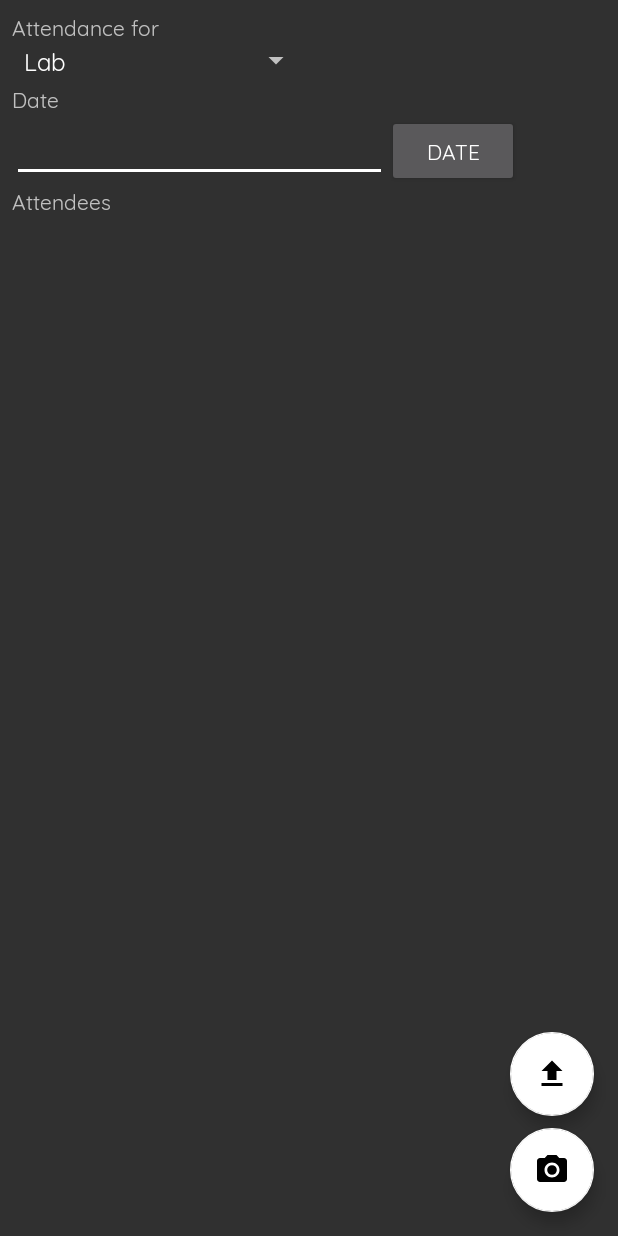
After one commit to harshitm98/RoboVITics, an Android app: the TakeAttendanceActivity screen opened directly, with no data from a screen before it, on a phone screen of 412 x 824 dp. The commit adds this screen. Run offline under Robolectric (Android 15) with nearby library versions, the phone set to English and light mode, and no system bars; our stand-ins replace Firebase (no records; nobody signed in at launch, a user with empty details on screens opened directly); 2 statements that could not run were skipped.

Commit message:
Takes Attendance successfully

```diff
--- a/app/build.gradle
+++ b/app/build.gradle
@@ -38,6 +38,7 @@ dependencies {
     compile 'com.google.firebase:firebase-core:10.0.1'
     testCompile 'junit:junit:4.12'
     compile 'com.google.zxing:core:3.2.1'
+    compile 'com.journeyapps:zxing-android-embedded:3.4.0'
 }
 
 
--- a/app/src/main/AndroidManifest.xml
+++ b/app/src/main/AndroidManifest.xml
@@ -65,7 +65,8 @@
                 android:name="android.support.PARENT_ACTIVITY"
                 android:value="com.example.android.robovitics.MainActivity" />
         </activity>
-        <activity android:name=".ClubProject.ProposedProjectDetailsActivity"></activity>
+        <activity android:name=".ClubProject.ProposedProjectDetailsActivity" />
+        <activity android:name=".Attendance.TakeAttendanceActivity"></activity>
     </application>
 
 </manifest>
--- /dev/null
+++ b/app/src/main/java/com/example/android/robovitics/Attendance/TakeAttendanceActivity.java
@@ -0,0 +1,300 @@
+package com.example.android.robovitics.Attendance;
+
+import android.app.AlertDialog;
+import android.app.DatePickerDialog;
+import android.app.TimePickerDialog;
+import android.content.DialogInterface;
+import android.content.Intent;
+import android.support.design.widget.FloatingActionButton;
+import android.support.design.widget.Snackbar;
+import android.support.v7.app.AppCompatActivity;
+import android.os.Bundle;
+import android.util.Log;
+import android.view.View;
+import android.widget.AdapterView;
+import android.widget.ArrayAdapter;
+import android.widget.Button;
+import android.widget.DatePicker;
+import android.widget.EditText;
+import android.widget.LinearLayout;
+import android.widget.Spinner;
+import android.widget.TextView;
+import android.widget.TimePicker;
+import android.widget.Toast;
+
+import com.example.android.robovitics.R;
+import com.google.firebase.database.ChildEventListener;
+import com.google.firebase.database.DataSnapshot;
+import com.google.firebase.database.DatabaseError;
+import com.google.firebase.database.DatabaseReference;
+import com.google.firebase.database.FirebaseDatabase;
+import com.google.zxing.integration.android.IntentIntegrator;
+import com.google.zxing.integration.android.IntentResult;
+
+import org.json.JSONException;
+import org.json.JSONObject;
+
+import java.util.ArrayList;
+import java.util.Calendar;
+import java.util.Collection;
+import java.util.Collections;
+import java.util.List;
+
+public class TakeAttendanceActivity extends AppCompatActivity implements AdapterView.OnItemSelectedListener{
+
+    private static final String TAG = "TakeAttendanceActivity";
+
+    private Spinner spinner;
+    private LinearLayout linearLayout;
+
+    Button btnDatePicker, btnTimePicker;
+    EditText txtDate, txtTime;
+    private FloatingActionButton floatingActionButton;
+    private int mYear, mMonth, mDay, mHour, mMinute;
+    private TextView attendees;
+
+    private IntentIntegrator qrScan;
+
+    private List<String> arrayList, member;
+    private String type;
+
+
+    @Override
+    protected void onCreate(Bundle savedInstanceState) {
+        super.onCreate(savedInstanceState);
+        setContentView(R.layout.activity_take_attendance);
+        settingupmember();
+        spinnerSetup();
+        timeSetup();
+        scanSetup();
+        uploadSetup();
+    }
+
+    private void spinnerSetup(){
+        spinner = findViewById(R.id.spinner);
+        ArrayAdapter<CharSequence> adapter = ArrayAdapter.createFromResource(this,R.array.attendance_option,
+                android.R.layout.simple_spinner_item);
+        adapter.setDropDownViewResource(android.R.layout.simple_spinner_dropdown_item);
+        spinner.setAdapter(adapter);
+        spinner.setOnItemSelectedListener(this);
+        spinner.setSelection(0);
+        linearLayout = findViewById(R.id.meeting_linear_layout);
+
+    }
+
+    @Override
+    public void onItemSelected(AdapterView<?> adapterView, View view, int i, long l) {
+        if(i == 0){
+            linearLayout.setVisibility(View.GONE);
+            type = "Lab";
+        }
+        else{
+            linearLayout.setVisibility(View.VISIBLE);
+            type = "Meeting";
+        }
+    }
+
+    @Override
+    public void onNothingSelected(AdapterView<?> adapterView) {
+
+    }
+    private void timeSetup(){
+        btnDatePicker = findViewById(R.id.date_button);
+        btnTimePicker = findViewById(R.id.time_button);
+        txtDate = findViewById(R.id.linear_layout_date);
+        txtTime = findViewById(R.id.linear_layout_time);
+        btnDatePicker.setOnClickListener(new View.OnClickListener() {
+            @Override
+            public void onClick(View view) {
+                // Get Current Date
+                final Calendar c = Calendar.getInstance();
+                mYear = c.get(Calendar.YEAR);
+                mMonth = c.get(Calendar.MONTH);
+                mDay = c.get(Calendar.DAY_OF_MONTH);
+
+
+                DatePickerDialog datePickerDialog = new DatePickerDialog(TakeAttendanceActivity.this, new DatePickerDialog.OnDateSetListener() {
+                    @Override
+                    public void onDateSet(DatePicker datePicker, int year, int monthOfYear, int dayOfMonth) {
+                        txtDate.setText(dayOfMonth + "-" + (monthOfYear + 1) + "-" + year);
+                    }
+                }, mYear, mMonth, mDay);
+                datePickerDialog.show();
+            }
+        });
+        btnTimePicker.setOnClickListener(new View.OnClickListener() {
+            @Override
+            public void onClick(View view) {
+                final Calendar c = Calendar.getInstance();
+                mHour = c.get(Calendar.HOUR_OF_DAY);
+                mMinute = c.get(Calendar.MINUTE);
+
+                // Launch Time Picker Dialog
+                TimePickerDialog timePickerDialog = new TimePickerDialog(TakeAttendanceActivity.this,
+                        new TimePickerDialog.OnTimeSetListener() {
+
+                            @Override
+                            public void onTimeSet(TimePicker view, int hourOfDay,
+                                                  int minute) {
+
+                                txtTime.setText(hourOfDay + ":" + minute);
+                            }
+                        }, mHour, mMinute, false);
+                timePickerDialog.show();
+            }
+        });
+    }
+
+    private void scanSetup(){
+        floatingActionButton = findViewById(R.id.scan_fab);
+        attendees = findViewById(R.id.attendance_attendees);
+        arrayList = new ArrayList<>();
+        qrScan = new IntentIntegrator(TakeAttendanceActivity.this);
+        floatingActionButton.setOnClickListener(new View.OnClickListener() {
+            @Override
+            public void onClick(View view) {
+                qrScan.initiateScan();
+            }
+        });
+    }
+
+    @Override
+    public void onBackPressed() {
+        AlertDialog.Builder alert = new AlertDialog.Builder(TakeAttendanceActivity.this);
+        alert.setTitle("Unsaved changes");
+        alert.setMessage("There may be unsaved changes");
+
+        alert.setPositiveButton("Exit", new DialogInterface.OnClickListener() {
+            @Override
+            public void onClick(DialogInterface dialogInterface, int i) {
+                TakeAttendanceActivity.super.onBackPressed();
+            }
+        });
+        alert.setNegativeButton("Cancel", null);
+        alert.show();
+
+    }
+
+    @Override
+    protected void onActivityResult(int requestCode, int resultCode, Intent data) {
+        super.onActivityResult(requestCode, resultCode, data);
+        final IntentResult result = IntentIntegrator.parseActivityResult(requestCode, resultCode, data);
+        if (result != null) {
+            //if qrcode has nothing in it
+            if (result.getContents() == null) {
+                Toast.makeText(this, "Result Not Found", Toast.LENGTH_LONG).show();
+            } else {
+                //if qr contains data
+                AlertDialog.Builder alertDialog = new AlertDialog.Builder(TakeAttendanceActivity.this);
+                alertDialog.setTitle("You just scanned");
+                alertDialog.setMessage(result.getContents());
+                alertDialog.setPositiveButton("Confirm", new DialogInterface.OnClickListener() {
+                    @Override
+                    public void onClick(DialogInterface dialogInterface, int i) {
+                        arrayList.add(result.getContents());
+                        attendees.append("\n" + result.getContents());
+                    }
+                });
+                alertDialog.setNegativeButton("Scan again", new DialogInterface.OnClickListener() {
+                    @Override
+                    public void onClick(DialogInterface dialogInterface, int i) {
+                        qrScan.initiateScan();
+                    }
+                });
+                alertDialog.show();
+            }
+        } else {
+            super.onActivityResult(requestCode, resultCode, data);
+        }
+    }
+    private void uploadSetup(){
+        FloatingActionButton uploadAction = findViewById(R.id.upload_fab);
+        uploadAction.setOnClickListener(new View.OnClickListener() {
+            @Override
+            public void onClick(final View view) {
+                AlertDialog.Builder alertDialog = new AlertDialog.Builder(TakeAttendanceActivity.this);
+                alertDialog.setTitle("Are you sure?");
+                alertDialog.setMessage("Are you sure you want to upload the attendance");
+                alertDialog.setPositiveButton("Yes", new DialogInterface.OnClickListener() {
+                    @Override
+                    public void onClick(DialogInterface dialogInterface, int i) {
+                        uploadTheAttendance();
+                    }
+                });
+                alertDialog.setNegativeButton("No", null);
+                alertDialog.show();
+            }
+        });
+    }
+    private void uploadTheAttendance(){
+        FirebaseDatabase firebaseDatabase = FirebaseDatabase.getInstance();
+        DatabaseReference databaseReference = firebaseDatabase.getReference();
+
+        List<String> notAttended = new ArrayList<>();
+        for(int i=0; i<member.size(); i++){
+            int flag = 0;
+            for(int j=0; j<arrayList.size(); j++){
+                if(member.get(i).equals(arrayList.get(j))){
+                    flag = 1;
+                    break;
+                }
+            }
+            if(flag == 0){
+                notAttended.add(member.get(i));
+            }
+        }
+        databaseReference.child("meeting").child(txtDate.getText().toString() + "_" + type).child("date").setValue(txtDate.getText().toString());
+        databaseReference.child("meeting").child(txtDate.getText().toString() + "_" + type).child("type").setValue(type);
+        if(type.equals("Meeting")){
+            databaseReference.child("meeting").child(txtDate.getText().toString() + "_" + type).child("time").setValue(txtTime.getText().toString());
+        }
+        String attended = "";
+        for(int i=0; i<arrayList.size(); i++){
+            attended = attended.concat(arrayList.get(i) + ",");
+        }
+        String notAttend = "";
+        for(int i=0; i<notAttended.size(); i++){
+            notAttend = notAttend.concat(notAttended.get(i) + ",");
+        }
+        EditText reason = findViewById(R.id.attendance_reason);
+        databaseReference.child("meeting").child(txtDate.getText().toString() + "_" + type).child("attended").setValue(attended);
+        databaseReference.child("meeting").child(txtDate.getText().toString() + "_" + type).child("not_attended").setValue(notAttend);
+        databaseReference.child("meeting").child(txtDate.getText().toString() + "_" + type).child("reason").setValue(reason.getText().toString());
+        Toast.makeText(this, "Attendance uploaded!", Toast.LENGTH_SHORT).show();
+        finish();
+    }
+
+    private void settingupmember(){
+        FirebaseDatabase firebaseDatabase = FirebaseDatabase.getInstance();
+        member = new ArrayList<>();
+        DatabaseReference profileReference = firebaseDatabase.getReference().child("pending_member");
+        profileReference.addChildEventListener(new ChildEventListener() {
+            @Override
+            public void onChildAdded(DataSnapshot dataSnapshot, String s) {
+                if(dataSnapshot.child("reg").getValue().toString().startsWith("17")){
+                    member.add(dataSnapshot.child("name").getValue().toString());
+                }
+            }
+
+            @Override
+            public void onChildChanged(DataSnapshot dataSnapshot, String s) {
+
+            }
+
+            @Override
+            public void onChildRemoved(DataSnapshot dataSnapshot) {
+
+            }
+
+            @Override
+            public void onChildMoved(DataSnapshot dataSnapshot, String s) {
+
+            }
+
+            @Override
+            public void onCancelled(DatabaseError databaseError) {
+
+            }
+        });
+    }
+}
--- /dev/null
+++ b/app/src/main/res/drawable/ic_camera_black_24dp.xml
@@ -0,0 +1,12 @@
+<vector xmlns:android="http://schemas.android.com/apk/res/android"
+        android:width="24dp"
+        android:height="24dp"
+        android:viewportWidth="24.0"
+        android:viewportHeight="24.0">
+    <path
+        android:fillColor="#FF000000"
+        android:pathData="M12,12m-3.2,0a3.2,3.2 0,1 1,6.4 0a3.2,3.2 0,1 1,-6.4 0"/>
+    <path
+        android:fillColor="#FF000000"
+        android:pathData="M9,2L7.17,4L4,4c-1.1,0 -2,0.9 -2,2v12c0,1.1 0.9,2 2,2h16c1.1,0 2,-0.9 2,-2L22,6c0,-1.1 -0.9,-2 -2,-2h-3.17L15,2L9,2zM12,17c-2.76,0 -5,-2.24 -5,-5s2.24,-5 5,-5 5,2.24 5,5 -2.24,5 -5,5z"/>
+</vector>
--- /dev/null
+++ b/app/src/main/res/drawable/ic_file_upload_black_24dp.xml
@@ -0,0 +1,9 @@
+<vector xmlns:android="http://schemas.android.com/apk/res/android"
+        android:width="24dp"
+        android:height="24dp"
+        android:viewportWidth="24.0"
+        android:viewportHeight="24.0">
+    <path
+        android:fillColor="#FF000000"
+        android:pathData="M9,16h6v-6h4l-7,-7 -7,7h4zM5,18h14v2L5,20z"/>
+</vector>
--- /dev/null
+++ b/app/src/main/res/layout/activity_take_attendance.xml
@@ -0,0 +1,120 @@
+<?xml version="1.0" encoding="utf-8"?>
+<RelativeLayout xmlns:android="http://schemas.android.com/apk/res/android"
+    xmlns:app="http://schemas.android.com/apk/res-auto"
+    xmlns:tools="http://schemas.android.com/tools"
+    android:layout_width="match_parent"
+    android:layout_height="match_parent"
+    android:orientation="vertical"
+    tools:context=".Attendance.TakeAttendanceActivity">
+
+    <LinearLayout
+        android:layout_width="match_parent"
+        android:layout_height="match_parent"
+        android:orientation="vertical"
+        android:layout_margin="8dp">
+        <TextView
+            android:layout_width="wrap_content"
+            android:layout_height="wrap_content"
+            android:text="Attendance for"/>
+
+        <Spinner
+            android:id="@+id/spinner"
+            android:layout_width="200dp"
+            android:layout_height="wrap_content"
+            android:layout_marginBottom="4dp">
+        </Spinner>
+
+        <TextView
+            android:layout_width="wrap_content"
+            android:layout_height="wrap_content"
+            android:text="Date"/>
+        <LinearLayout
+            android:layout_width="match_parent"
+            android:layout_height="wrap_content"
+            android:orientation="horizontal">
+            <EditText
+                android:id="@+id/linear_layout_date"
+                android:layout_width="250dp"
+                android:layout_height="wrap_content" />
+            <Button
+                android:id="@+id/date_button"
+                android:layout_width="wrap_content"
+                android:layout_height="wrap_content"
+                android:text="Date"/>
+        </LinearLayout>
+
+        <LinearLayout
+            android:id="@+id/meeting_linear_layout"
+            android:layout_width="match_parent"
+            android:layout_height="wrap_content"
+            android:orientation="vertical">
+            <TextView
+                android:layout_width="wrap_content"
+                android:layout_height="wrap_content"
+                android:text="Time"/>
+            <LinearLayout
+                android:layout_width="match_parent"
+                android:layout_height="wrap_content"
+                android:orientation="horizontal">
+                <EditText
+                    android:id="@+id/linear_layout_time"
+                    android:layout_width="250dp"
+                    android:layout_height="wrap_content" />
+                <Button
+                    android:id="@+id/time_button"
+                    android:layout_width="wrap_content"
+                    android:layout_height="wrap_content"
+                    android:text="Time"/>
+            </LinearLayout>
+            <TextView
+                android:layout_width="wrap_content"
+                android:layout_height="wrap_content"
+                android:text="Reason"/>
+                <EditText
+                    android:id="@+id/attendance_reason"
+                    android:layout_width="match_parent"
+                    android:layout_height="wrap_content"
+                    android:inputType="text" />
+        </LinearLayout>
+        <TextView
+            android:layout_width="wrap_content"
+            android:layout_height="wrap_content"
+            android:text="Attendees"/>
+        <ScrollView
+            android:layout_width="wrap_content"
+            android:layout_height="wrap_content">
+            <TextView
+                android:layout_width="wrap_content"
+                android:layout_height="wrap_content"
+                android:id="@+id/attendance_attendees"
+                android:textSize="16sp"
+                android:textColor="@android:color/white"
+                tools:text="Harshit Maheshwari\nKartikay Jakhmola"/>
+        </ScrollView>
+
+    </LinearLayout>
+
+    <android.support.design.widget.FloatingActionButton
+        android:id="@+id/upload_fab"
+        android:layout_width="56dp"
+        android:layout_height="56dp"
+        android:layout_gravity="bottom|right"
+        android:layout_marginBottom="80dp"
+        android:layout_marginRight="16dp"
+        android:layout_alignParentBottom="true"
+        android:layout_alignParentRight="true"
+        android:src="@drawable/ic_file_upload_black_24dp"/>
+
+
+    <android.support.design.widget.FloatingActionButton
+        android:id="@+id/scan_fab"
+        android:layout_width="56dp"
+        android:layout_height="56dp"
+        android:layout_gravity="bottom|right"
+        android:layout_marginBottom="16dp"
+        android:layout_marginRight="16dp"
+        android:layout_alignParentBottom="true"
+        android:layout_alignParentRight="true"
+        android:src="@drawable/ic_camera_black_24dp" />
+
+</RelativeLayout>
--- a/app/src/main/res/values/strings.xml
+++ b/app/src/main/res/values/strings.xml
@@ -8,4 +8,9 @@
 
     <!-- TODO: Remove or change this placeholder text -->
     <string name="hello_blank_fragment">Hello blank fragment</string>
+
+    <string-array name="attendance_option">
+        <item>Lab</item>
+        <item>Meeting</item>
+    </string-array>
 </resources>
```
Also changed, not shown: app/src/main/java/com/example/android/robovitics/Attendance/AttendanceFragment.java (+11 -2 lines).
